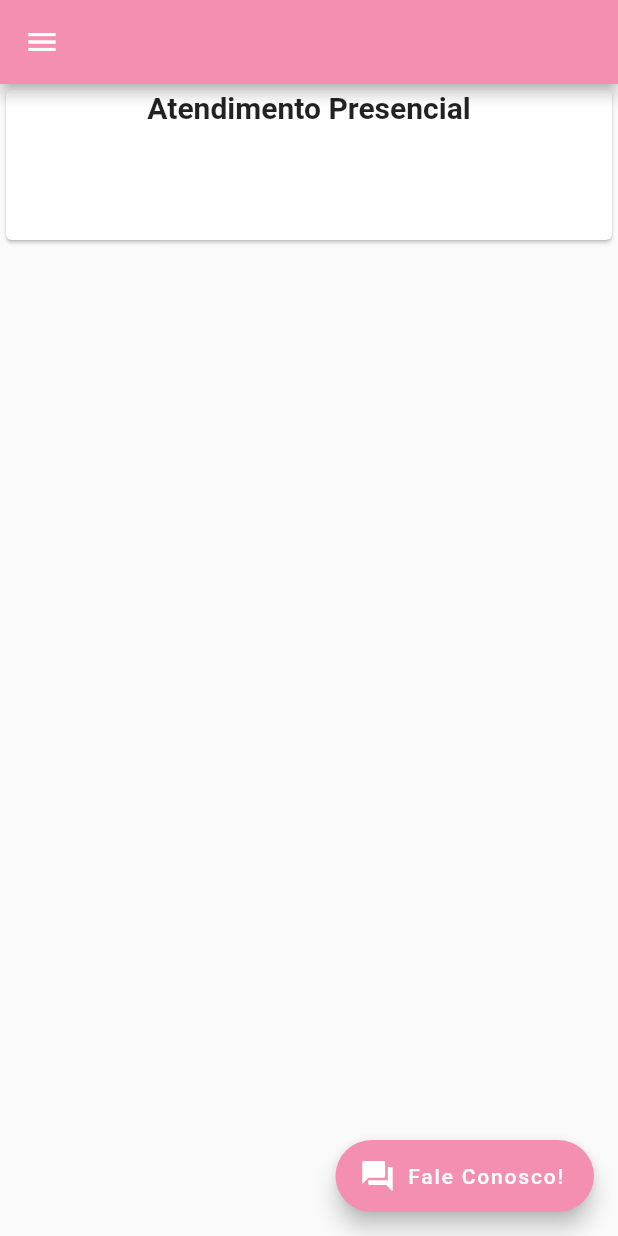
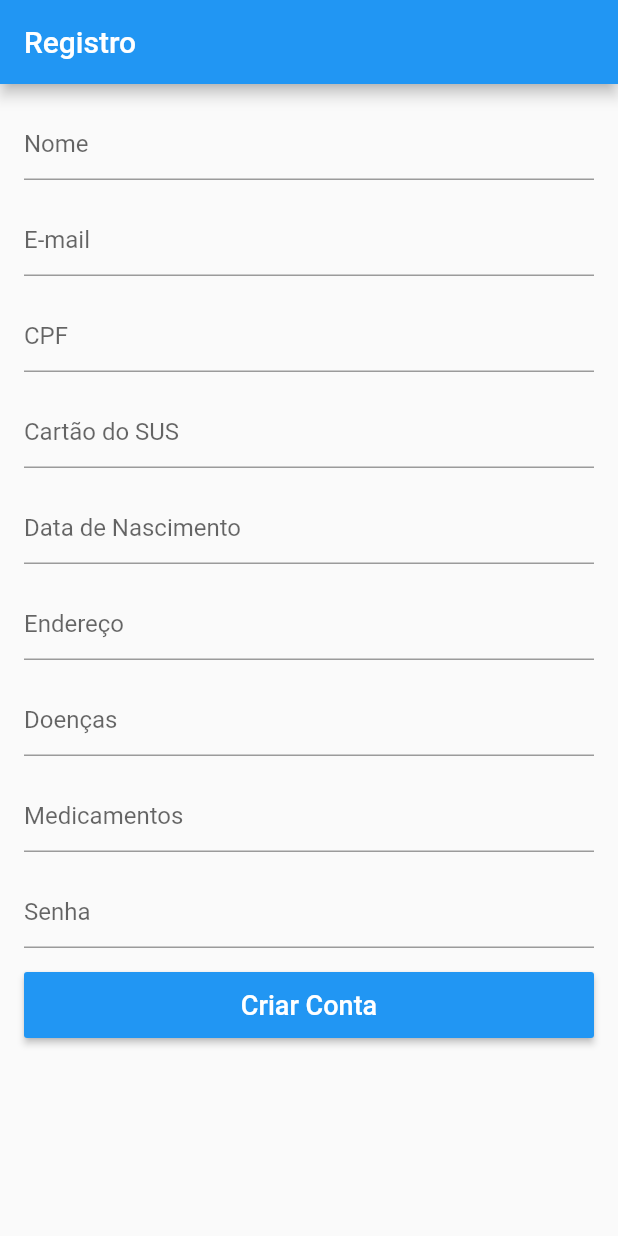
Before and after one commit to ibiaalice/MedElas, a Flutter app: the screen it shows after launch, on a phone screen of 412 x 824 dp. Run offline on Flutter 3.47's test engine with Material 2 defaults, Android fonts, the phone set to English and light mode, and no system bars.

Commit message:
new feature: register user

```diff
--- /dev/null
+++ b/med_elas/lib/app/home/widgets/button.dart
@@ -0,0 +1,30 @@
+import 'package:flutter/material.dart';
+
+class ButtonClick extends StatelessWidget {
+  final String title;
+  final Function() onPressed;
+  final Color colorText;
+  final Color colorButton;
+
+  const ButtonClick(
+      {Key key,
+      this.title,
+      this.onPressed,
+      this.colorText = Colors.white,
+      this.colorButton = Colors.purple})
+      : super(key: key);
+
+  @override
+  Widget build(BuildContext context) {
+    return SizedBox(
+        height: 44.0,
+        child: RaisedButton(
+            child: Text(
+              title,
+              style: TextStyle(fontSize: 18.0),
+            ),
+            textColor: Colors.white,
+            color: Theme.of(context).primaryColor,
+            onPressed: onPressed));
+  }
+}
--- /dev/null
+++ b/med_elas/lib/app/home/widgets/text_button.dart
@@ -0,0 +1,40 @@
+import 'package:flutter/material.dart';
+
+class TextFormButton extends StatelessWidget {
+  final TextEditingController controller;
+  final String hintText;
+  final String error;
+  final bool obscureText;
+  final TextInputType keyboardType;
+
+  const TextFormButton({
+    Key key,
+    this.controller,
+    this.hintText,
+    this.error,
+    this.obscureText = false,
+    this.keyboardType,
+  }) : super(key: key);
+
+  @override
+  Widget build(BuildContext context) {
+    return Container(
+        child: Column(
+      children: [
+        TextFormField(
+          controller: controller,
+          obscureText: obscureText,
+          decoration: InputDecoration(
+            hintText: hintText,
+          ),
+          keyboardType: keyboardType,
+          validator: (text) {
+            if (text.isEmpty) return error;
+            return null;
+          },
+        ),
+        SizedBox(height: 16.0),
+      ],
+    ));
+  }
+}
--- /dev/null
+++ b/med_elas/lib/app/register/register.dart
@@ -0,0 +1,102 @@
+import 'package:flutter/material.dart';
+import 'package:med_elas/app/home/widgets/button.dart';
+import 'package:med_elas/app/home/widgets/text_button.dart';
+
+import '../home/home_page.dart';
+
+class Register extends StatefulWidget {
+  @override
+  _RegisterState createState() => _RegisterState();
+}
+
+class _RegisterState extends State<Register> {
+  final _nameController = TextEditingController();
+  final _emailController = TextEditingController();
+  final _cpfController = TextEditingController();
+  final _susController = TextEditingController();
+  final _localController = TextEditingController();
+  final _dateController = TextEditingController();
+  final _diseaseController = TextEditingController();
+  final _medicinesController = TextEditingController();
+  final _passwordController = TextEditingController();
+
+  final _formKey = GlobalKey<FormState>();
+
+  @override
+  Widget build(BuildContext context) {
+    return Scaffold(
+      appBar: AppBar(
+        title: Text("Registro"),
+      ),
+      body: Form(
+          key: _formKey,
+          child: ListView(padding: EdgeInsets.all(16.0), children: <Widget>[
+            TextFormButton(
+              controller: _nameController,
+              hintText: "Nome",
+              error: "Nome inválido!",
+            ),
+            TextFormButton(
+              controller: _emailController,
+              keyboardType: TextInputType.emailAddress,
+              hintText: "E-mail",
+              error: "Email inválido!",
+            ),
+            TextFormButton(
+              controller: _cpfController,
+              keyboardType: TextInputType.number,
+              hintText: "CPF",
+              error: "CPF inválido!",
+            ),
+            TextFormButton(
+              controller: _susController,
+              keyboardType: TextInputType.number,
+              hintText: "Cartão do SUS",
+              error: "Cartão do SUS inválido!",
+            ),
+            TextFormButton(
+              controller: _dateController,
+              keyboardType: TextInputType.number,
+              hintText: "Data de Nascimento",
+              error: "Data de Nascimento inválido!",
+            ),
+            TextFormButton(
+              controller: _localController,
+              hintText: "Endereço",
+              error: "Endereço inválido!",
+            ),
+            TextFormButton(
+              controller: _diseaseController,
+              hintText: "Doenças",
+              error: "Doenças inválido!",
+            ),
+            TextFormButton(
+              controller: _medicinesController,
+              hintText: "Medicamentos",
+              error: "Medicamentos inválido!",
+            ),
+            TextFormButton(
+              obscureText: true,
+              controller: _passwordController,
+              hintText: "Senha",
+              error: "Senha inválido!",
+            ),
+            ButtonClick(
+              title: "Criar Conta",
+              onPressed: () {
+                if (_formKey.currentState.validate()) {
+                  Navigator.pop(context);
+                  Navigator.push(
+                      context,
+                      MaterialPageRoute(
+                          builder: (_) => MyHomePage(
+                                title: "HOME",
+                              )));
+                }
+              },
+              colorButton: Theme.of(context).primaryColor,
+            )
+          ])),
+    );
+  }
+}
--- a/med_elas/lib/main.dart
+++ b/med_elas/lib/main.dart
@@ -1,5 +1,5 @@
 import 'package:flutter/material.dart';
-import 'package:med_elas/app/home/home_page.dart';
+import 'package:med_elas/app/register/register.dart';
 
 void main() {
   runApp(MyApp());
@@ -14,7 +14,7 @@ class MyApp extends StatelessWidget {
       theme: ThemeData(
         visualDensity: VisualDensity.adaptivePlatformDensity,
       ),
-      home: MyHomePage(title: ''),
+      home: Register(),
     );
   }
 }
```
